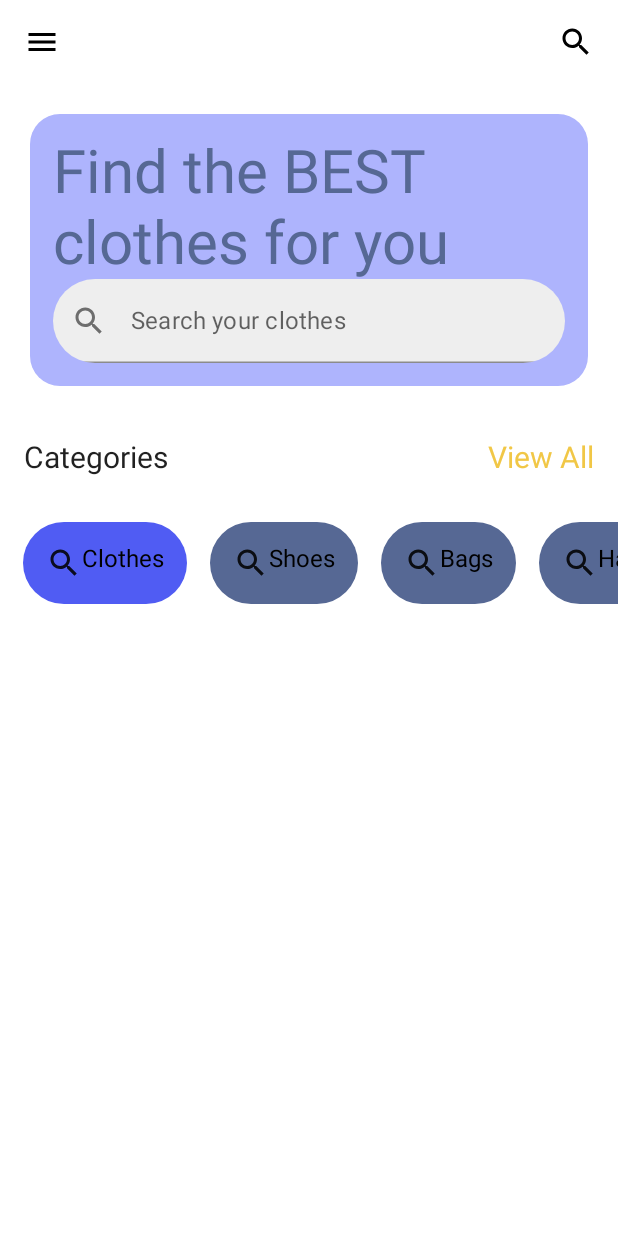
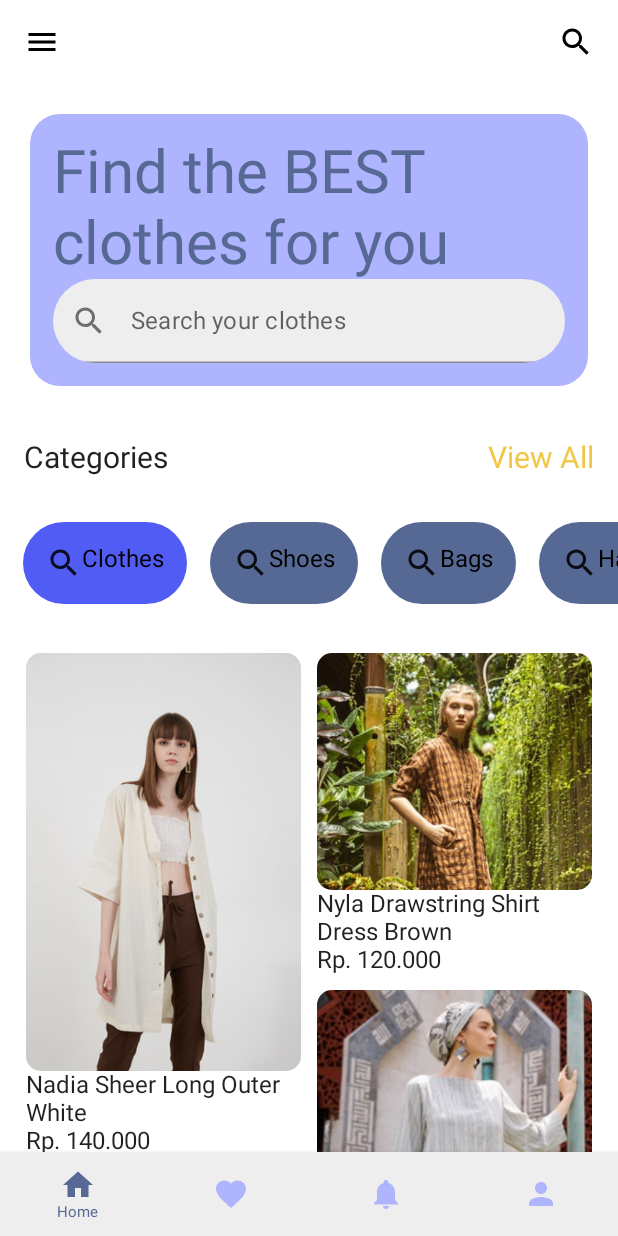
Before and after one commit to dimasbjg/catalog-compose, an Android app built with Jetpack Compose: the screen it shows after launch (MainActivity), on a phone screen of 412 x 824 dp. Run offline under Robolectric (Android 15) with nearby library versions, the phone set to English and light mode, and no system bars.

Commit message:
Staggered Grid and BottomNavBar

```diff
--- a/app/build.gradle
+++ b/app/build.gradle
@@ -62,4 +62,6 @@ dependencies {
     androidTestImplementation 'androidx.test.espresso:espresso-core:3.3.0'
     androidTestImplementation "androidx.compose.ui:ui-test-junit4:$compose_version"
     debugImplementation "androidx.compose.ui:ui-tooling:$compose_version"
+
+    implementation "androidx.navigation:navigation-compose:2.4.0-alpha06"
 }
--- /dev/null
+++ b/app/src/main/java/com/dimdimbjg/catalog_compose/BottomNavItem.kt
@@ -0,0 +1,10 @@
+package com.dimdimbjg.catalog_compose
+
+import androidx.compose.ui.graphics.vector.ImageVector
+
+data class BottomNavItem(
+    val name: String,
+    val route: String,
+    val icon: ImageVector,
+    val badgeCount: Int = 0
+)
--- /dev/null
+++ b/app/src/main/java/com/dimdimbjg/catalog_compose/Cloth.kt
@@ -0,0 +1,9 @@
+package com.dimdimbjg.catalog_compose
+
+import androidx.annotation.DrawableRes
+
+data class Cloth(
+    val name: String,
+    val price: String,
+    @DrawableRes val iconId: Int
+)
--- a/app/src/main/java/com/dimdimbjg/catalog_compose/Home.kt
+++ b/app/src/main/java/com/dimdimbjg/catalog_compose/Home.kt
@@ -1,23 +1,44 @@
 package com.dimdimbjg.catalog_compose.ui
 
-import androidx.compose.foundation.background
-import androidx.compose.foundation.clickable
+import androidx.compose.foundation.*
 import androidx.compose.foundation.layout.*
+import androidx.compose.foundation.lazy.GridCells
 import androidx.compose.foundation.lazy.LazyRow
+import androidx.compose.foundation.lazy.LazyVerticalGrid
 import androidx.compose.foundation.shape.RoundedCornerShape
 import androidx.compose.material.*
+import androidx.compose.material.icons.Icons
+import androidx.compose.material.icons.filled.Favorite
+import androidx.compose.material.icons.filled.Home
+import androidx.compose.material.icons.filled.Notifications
+import androidx.compose.material.icons.filled.Person
 import androidx.compose.runtime.*
 import androidx.compose.runtime.saveable.rememberSaveable
 import androidx.compose.ui.Alignment
+import androidx.compose.ui.Alignment.Companion.CenterHorizontally
 import androidx.compose.ui.Modifier
 import androidx.compose.ui.draw.clip
 import androidx.compose.ui.graphics.Color
+import androidx.compose.ui.layout.ContentScale
+import androidx.compose.ui.layout.Layout
 import androidx.compose.ui.res.painterResource
+import androidx.compose.ui.res.stringResource
+import androidx.compose.ui.text.style.TextAlign
 import androidx.compose.ui.unit.dp
 import androidx.compose.ui.unit.sp
+import androidx.navigation.NavHostController
+import androidx.navigation.compose.NavHost
+import androidx.navigation.compose.composable
+import androidx.navigation.compose.currentBackStackEntryAsState
+import androidx.navigation.compose.rememberNavController
+import com.dimdimbjg.catalog_compose.BottomNavContent
+import com.dimdimbjg.catalog_compose.BottomNavItem
+import com.dimdimbjg.catalog_compose.Cloth
 import com.dimdimbjg.catalog_compose.R
 import com.dimdimbjg.catalog_compose.ui.theme.*
 
+@ExperimentalMaterialApi
+@ExperimentalFoundationApi
 @Composable
 fun Home() {
     //actionbar
@@ -27,27 +48,110 @@ fun Home() {
             .fillMaxSize()
     ) {
         Column {
-            ActionTopBar()
-            SearchBox()
-            Row(
-                horizontalArrangement = Arrangement.SpaceBetween,
-                verticalAlignment = Alignment.CenterVertically,
-                modifier = Modifier
-                    .fillMaxWidth()
-                    .padding(16.dp)
-            ) {
+            val allShopList = listOf(
+                Cloth(
+                    name = stringResource(id = R.string.name1),
+                    price = "140.000",
+                    R.drawable._1
+                ),
+                Cloth(
+                    name = stringResource(id = R.string.name2),
+                    price = "120.000",
+                    R.drawable._2
+                ),
+                Cloth(
+                    name = stringResource(id = R.string.name3),
+                    price = "125.000",
+                    R.drawable._3
+                ),
+                Cloth(
+                    name = stringResource(id = R.string.name4),
+                    price = "135.000",
+                    R.drawable._4
+                ),
+                Cloth(
+                    name = stringResource(id = R.string.name5),
+                    price = "105.000",
+                    R.drawable._5
+                ),
+                Cloth(
+                    name = stringResource(id = R.string.name6),
+                    price = "125.000",
+                    R.drawable._6
+                ),
+                Cloth(
+                    name = stringResource(id = R.string.name7),
+                    price = "215.000",
+                    R.drawable._7
+                ),
+                Cloth(
+                    name = stringResource(id = R.string.name8),
+                    price = "305.000",
+                    R.drawable._8
+                )
+            )
 
-                Text(
-                    text = "Categories",
-                    fontSize = 20.sp
+            val navigationItemList = listOf(
+                BottomNavItem(
+                    "Home",
+                    "home",
+                    Icons.Default.Home,
+                ),
+                BottomNavItem(
+                    "Wishlist",
+                    "wishlist",
+                    Icons.Default.Favorite,
+                ),
+                BottomNavItem(
+                    "Notification",
+                    "notification",
+                    Icons.Default.Notifications,
+                ),
+                BottomNavItem(
+                    "Profile",
+                    "profile",
+                    Icons.Default.Person,
                 )
-                Text(
-                    text = "View All",
-                    fontSize = 20.sp,
-                    color = OrangeYellow2
-                )
-            }
-            ChipCategory(chips = listOf("Clothes", "Shoes", "Bags", "Hats", "Accessories", "other"))
+            )
+
+
+            val navController = rememberNavController()
+
+            Scaffold(
+                bottomBar = {
+                    BottomNavBar(
+                        items = navigationItemList,
+                        navController = navController
+                    )
+                    {
+                        navController.navigate(it.route)
+                    }
+                },
+                content = {
+                    Column() {
+                        ActionTopBar()
+
+                        SearchBox()
+
+                        ChipCategory(
+                            chips = listOf(
+                                "Clothes",
+                                "Shoes",
+                                "Bags",
+                                "Hats",
+                                "Accessories",
+                                "other"
+                            )
+                        )
+
+                        ShopList(clothes = allShopList)
+                    }
+
+                    Navigation(navController = navController)
+
+
+                }
+            )
         }
     }
 }
@@ -128,6 +232,24 @@ fun ChipCategory(
     var selectedChipIndex by remember {
         mutableStateOf(0)
     }
+    Row(
+        horizontalArrangement = Arrangement.SpaceBetween,
+        verticalAlignment = Alignment.CenterVertically,
+        modifier = Modifier
+            .fillMaxWidth()
+            .padding(16.dp)
+    ) {
+
+        Text(
+            text = "Categories",
+            fontSize = 20.sp
+        )
+        Text(
+            text = "View All",
+            fontSize = 20.sp,
+            color = OrangeYellow2
+        )
+    }
     LazyRow {
         items(chips.size) {
             Box(
@@ -155,3 +277,263 @@ fun ChipCategory(
         }
     }
 }
+
+
+@Composable
+fun ClothItem(
+    cloth: Cloth
+) {
+    Box(
+        modifier = Modifier
+            .padding(1.dp)
+            .clickable {
+                //handling click
+            }
+            .padding(4.dp)
+    ) {
+        Column(modifier = Modifier.fillMaxWidth()) {
+            Image(
+                painter = painterResource(id = cloth.iconId),
+                contentDescription = "Image",
+                modifier = Modifier
+                    .clip(RoundedCornerShape(10.dp))
+                    .fillMaxWidth(),
+                contentScale = ContentScale.FillWidth
+            )
+            Text(text = cloth.name)
+            Text(text = "Rp. " + cloth.price)
+        }
+    }
+}
+
+@Composable
+fun BottomNavItem(
+    item: BottomNavContent,
+    isSelected: Boolean = false,
+    activeHighlightColor: Color = ButtonBlue,
+    activeTextColor: Color = Color.White,
+    inactiveTextColor: Color = AquaBlue,
+    onItemClick: () -> Unit
+) {
+    Column(
+        horizontalAlignment = Alignment.CenterHorizontally,
+        verticalArrangement = Arrangement.Center,
+        modifier = Modifier
+            .clickable { onItemClick }
+    ) {
+        Box(
+            contentAlignment = Alignment.Center,
+            modifier = Modifier
+                .clip(RoundedCornerShape(10.dp))
+                .background(if (isSelected) activeHighlightColor else Color.Transparent)
+                .padding(10.dp)
+        ) {
+            Icon(
+                painter = painterResource(id = item.iconId),
+                contentDescription = item.title,
+                tint = if (isSelected) activeTextColor else inactiveTextColor,
+                modifier = Modifier.size(20.dp)
+            )
+            Text(
+                text = item.title,
+                color = if (isSelected) activeTextColor else inactiveTextColor
+            )
+        }
+    }
+}
+
+
+@ExperimentalMaterialApi
+@ExperimentalFoundationApi
+@Composable
+fun Navigation(navController: NavHostController) {
+    NavHost(navController = navController, startDestination = "home") {
+        composable("home") {
+
+        }
+
+        composable("wishlist") {
+            WishlistScreen()
+        }
+
+        composable("notification") {
+            NotificationScreen()
+        }
+
+        composable("profile") {
+            ProfileScreen()
+        }
+    }
+}
+
+
+@ExperimentalMaterialApi
+@Composable
+fun BottomNavBar(
+    items: List<BottomNavItem>,
+    navController: NavHostController,
+    onItemClicked: (BottomNavItem) -> Unit
+) {
+    val backstageEntry = navController.currentBackStackEntryAsState()
+    BottomNavigation(
+        modifier = Modifier,
+        backgroundColor = TextWhite,
+        elevation = 5.dp
+    ) {
+        items.forEach { item ->
+            val selected = item.route == backstageEntry.value?.destination?.route
+            BottomNavigationItem(
+                selected = selected,
+                onClick = { onItemClicked(item) },
+                selectedContentColor = DarkerButtonBlue,
+                unselectedContentColor = BlueViolet1,
+                icon = {
+                    Column(
+                        horizontalAlignment = CenterHorizontally
+                    ) {
+                        if (item.badgeCount > 0) {
+                            BadgeBox(
+                                badgeContent = {
+                                    Text(text = item.badgeCount.toString())
+                                }
+                            ) {
+                                Icon(
+                                    imageVector = item.icon,
+                                    contentDescription = null
+                                )
+                            }
+                        } else {
+                            Icon(
+                                imageVector = item.icon,
+                                contentDescription = null
+                            )
+                        }
+                        if (selected) {
+                            Text(
+                                text = item.name,
+                                textAlign = TextAlign.Center,
+                                fontSize = 10.sp
+                            )
+                        }
+                    }
+                }
+            )
+        }
+    }
+}
+
+@Composable
+fun WishlistScreen() {
+    Box(
+        modifier = Modifier.fillMaxSize(),
+        contentAlignment = Alignment.Center,
+    ) {
+        Text(text = "Wishlist to be Implemented Soon")
+    }
+}
+
+@Composable
+fun NotificationScreen() {
+    Box(
+        modifier = Modifier.fillMaxSize(),
+        contentAlignment = Alignment.Center,
+    ) {
+        Text(text = "Notification to be Implemented Soon")
+    }
+}
+
+@Composable
+fun ProfileScreen() {
+    Box(
+        modifier = Modifier.fillMaxSize(),
+        contentAlignment = Alignment.Center,
+    ) {
+        Text(text = "Profile to be Implemented Soon")
+    }
+}
+
+
+@Composable
+fun ShopList(clothes: List<Cloth>) {
+    Column(
+        modifier = Modifier
+            .verticalScroll(rememberScrollState())
+            .padding(bottom = 100.dp)
+    ) {
+        StaggeredVerticalGrid(
+            modifier = Modifier.padding(12.dp),
+        ) {
+            clothes.forEach { cloth ->
+                ClothItem(cloth = cloth)
+            }
+        }
+    }
+
+
+}
+
+
+@Composable
+fun StaggeredVerticalGrid(
+    modifier: Modifier = Modifier,
+    numColumn: Int = 2,
+    content: @Composable () -> Unit
+) {
+    Layout(content = content, modifier = modifier) { measurable, constraints ->
+
+        val columnWidth = (constraints.maxWidth / numColumn)
+
+        val itemConstraints = constraints.copy(maxWidth = columnWidth)
+
+        val columnHeights = IntArray(numColumn) { 0 }
+
+        val placeable = measurable.map { measurable ->
+            val column = shortestColumn(columnHeights)
+            val placeable = measurable.measure(itemConstraints)
+            columnHeights[column] += placeable.height
+            placeable
+        }
+
+
+        val height = columnHeights.maxOrNull()
+            ?.coerceIn(constraints.minHeight, constraints.maxHeight)
+            ?: constraints.minHeight
+
+
+        layout(
+            width = constraints.maxWidth,
+            height = height
+        ) {
+            val columnYPointers = IntArray(numColumn) { 0 }
+
+            placeable.forEach { placeable ->
+                val column = shortestColumn(columnYPointers)
+
+                placeable.place(
+                    x = columnWidth * column,
+                    y = columnYPointers[column],
+                )
+
+                columnYPointers[column] += placeable.height
+
+            }
+        }
+
+    }
+
+}
+
+
+private fun shortestColumn(columnHeight: IntArray): Int {
+    var minHeight = Int.MAX_VALUE
+    var columnIndex = 0
+
+    columnHeight.forEachIndexed { index, height ->
+        if (height < minHeight) {
+            minHeight = height
+            columnIndex = index
+        }
+    }
+
+    return columnIndex
+}
--- a/app/src/main/java/com/dimdimbjg/catalog_compose/MainActivity.kt
+++ b/app/src/main/java/com/dimdimbjg/catalog_compose/MainActivity.kt
@@ -3,6 +3,8 @@ package com.dimdimbjg.catalog_compose
 import android.os.Bundle
 import androidx.activity.ComponentActivity
 import androidx.activity.compose.setContent
+import androidx.compose.foundation.ExperimentalFoundationApi
+import androidx.compose.material.ExperimentalMaterialApi
 import androidx.compose.material.MaterialTheme
 import androidx.compose.material.Surface
 import androidx.compose.material.Text
@@ -12,6 +14,8 @@ import com.dimdimbjg.catalog_compose.ui.Home
 import com.dimdimbjg.catalog_compose.ui.theme.CatalogcomposeTheme
 
 class MainActivity : ComponentActivity() {
+    @ExperimentalMaterialApi
+    @ExperimentalFoundationApi
     override fun onCreate(savedInstanceState: Bundle?) {
         super.onCreate(savedInstanceState)
         setContent {
@@ -30,6 +34,8 @@ fun Greeting(name: String) {
     Text(text = "Hello $name!")
 }
 
+@ExperimentalMaterialApi
+@ExperimentalFoundationApi
 @Preview(showBackground = true)
 @Composable
 fun DefaultPreview() {
--- a/app/src/main/res/values/strings.xml
+++ b/app/src/main/res/values/strings.xml
@@ -1,3 +1,11 @@
 <resources>
     <string name="app_name">catalog-compose</string>
+    <string name="name1">Nadia Sheer Long Outer White</string>
+    <string name="name2">Nyla Drawstring Shirt Dress Brown</string>
+    <string name="name3">Paloma Asymmetric Long Tunic White</string>
+    <string name="name4">Pearl Long Tunic Green</string>
+    <string name="name5">Perry Pocket Outer Brown</string>
+    <string name="name6">Persey Corduroy Outer Navy</string>
+    <string name="name7">Rhea Drawsting</string>
+    <string name="name8">Sophoe Mouca</string>
 </resources>
```
Also changed, not shown: app/src/main/java/com/dimdimbjg/catalog_compose/BottomNavContent.kt (added, +8 -0 lines), app/src/main/res/drawable/ic_favorite.xml (added, +10 -0 lines), app/src/main/res/drawable/ic_home.xml (added, +10 -0 lines), app/src/main/res/drawable/ic_notifications.xml (added, +10 -0 lines), app/src/main/res/drawable/ic_person.xml (added, +10 -0 lines), app/src/main/res/drawable/ic_shopping_cart.xml (added, +10 -0 lines), app/src/main/res/drawable/_1.jpg (added), app/src/main/res/drawable/_2.jpg (added), app/src/main/res/drawable/_3.jpg (added), app/src/main/res/drawable/_4.jpg (added), app/src/main/res/drawable/_5.jpg (added), app/src/main/res/drawable/_6.jpg (added), app/src/main/res/drawable/_7.jpg (added), app/src/main/res/drawable/_8.jpg (added).
